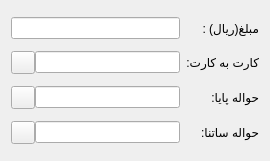
This is UI/dialogbankfee.ui in reza-rezvani2052/Takvingar as Qt 5 draws it before an edit. The edited form follows.
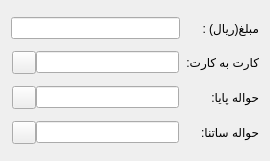
This is the edited form. Icons and pictures are not drawn.

Commit message: Fix dialogbankfee.ui layout Bug & add shebang!

Patch:
```diff
--- a/UI/dialogbankfee.ui
+++ b/UI/dialogbankfee.ui
@@ -26,6 +26,12 @@
      <property name="spacing">
       <number>0</number>
      </property>
+     <property name="leftMargin">
+      <number>1</number>
+     </property>
+     <property name="rightMargin">
+      <number>1</number>
+     </property>
      <item>
       <widget class="QLineEdit" name="ledSatna">
        <property name="readOnly">
@@ -55,6 +61,12 @@
      <property name="spacing">
       <number>0</number>
      </property>
+     <property name="leftMargin">
+      <number>1</number>
+     </property>
+     <property name="rightMargin">
+      <number>1</number>
+     </property>
      <item>
       <widget class="QLineEdit" name="ledCardi">
        <property name="readOnly">
@@ -94,6 +106,12 @@
      <property name="spacing">
       <number>0</number>
      </property>
+     <property name="leftMargin">
+      <number>1</number>
+     </property>
+     <property name="rightMargin">
+      <number>1</number>
+     </property>
      <item>
       <widget class="QLineEdit" name="ledPaya">
        <property name="readOnly">
```
The commit also changes 3 other files.
